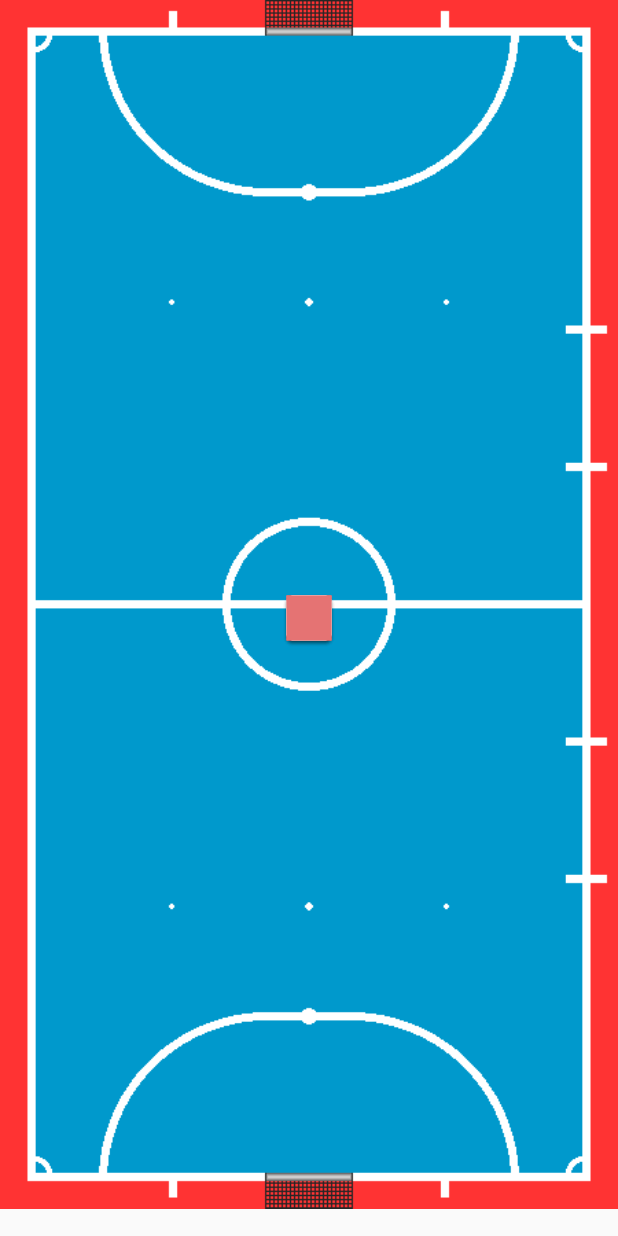
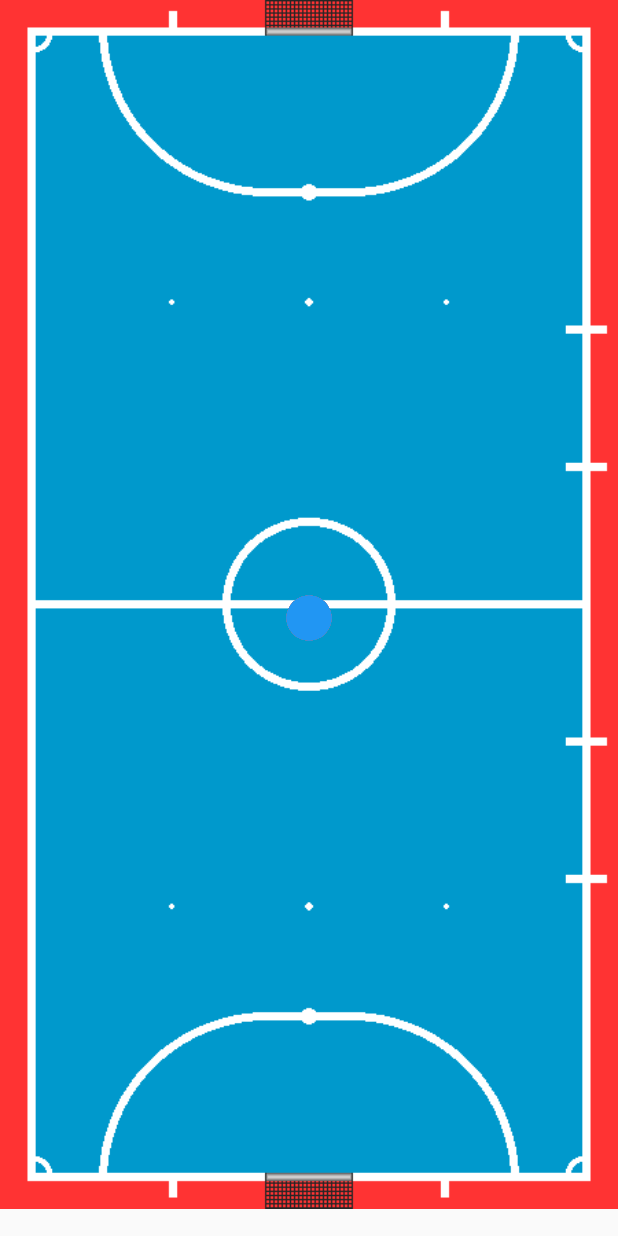
Before and after one commit to carolkrroo/scout, a Flutter app: the screen it shows after launch, on a phone screen of 412 x 824 dp. Run offline on Flutter 3.47's test engine with Material 2 defaults, Android fonts, the light colour scheme and no system bars.

Commit message:
create draggable card widget

```diff
--- a/lib/main.dart
+++ b/lib/main.dart
@@ -1,5 +1,5 @@
 import 'package:flutter/material.dart';
-import 'package:flutter/physics.dart';
+import 'package:scout/widgets/draggable_card.dart';
 
 main() {
   runApp(MaterialApp(home: PhysicsCardDragDemo()));
@@ -12,114 +12,15 @@ class PhysicsCardDragDemo extends StatelessWidget {
         // appBar: AppBar(),
         body: Stack(children: <Widget>[
       Image(image: AssetImage('assets/img/FutsalPitch.png')),
-      DraggableCard(),
-      DraggableCard(),
-      DraggableCard(),
+      DraggableCard(color: Colors.white),
+      DraggableCard(color: Colors.red),
+      DraggableCard(color: Colors.red),
+      DraggableCard(color: Colors.red),
+      DraggableCard(color: Colors.red),
+      DraggableCard(color: Colors.blue),
+      DraggableCard(color: Colors.blue),
+      DraggableCard(color: Colors.blue),
+      DraggableCard(color: Colors.blue),
     ]));
   }
 }
-
-/// A draggable card that moves back to [Alignment.center] when it's
-/// released.
-class DraggableCard extends StatefulWidget {
-  final Widget child = Container(
-    width: 30,
-    height: 30,
-    decoration: BoxDecoration(
-      color: Colors.red[300],
-      border: Border.all(
-        color: Colors.transparent,
-        width: 2,
-      ),
-    ),
-  );
-  // DraggableCard({this.child});
-
-  @override
-  _DraggableCardState createState() => _DraggableCardState();
-}
-
-class _DraggableCardState extends State<DraggableCard>
-    with SingleTickerProviderStateMixin {
-  AnimationController _controller;
-
-  /// The alignment of the card as it is dragged or being animated.
-  ///
-  /// While the card is being dragged, this value is set to the values computed
-  /// in the GestureDetector onPanUpdate callback. If the animation is running,
-  /// this value is set to the value of the [_animation].
-  Alignment _dragAlignment = Alignment.center;
-
-  Animation<Alignment> _animation;
-
-  /// Calculates and runs a [SpringSimulation].
-  void _runAnimation(Offset pixelsPerSecond, Size size) {
-    _animation = _controller.drive(
-      AlignmentTween(
-        begin: _dragAlignment,
-        end: Alignment.center,
-      ),
-    );
-    // Calculate the velocity relative to the unit interval, [0,1],
-    // used by the animation controller.
-    final unitsPerSecondX = pixelsPerSecond.dx / size.width;
-    final unitsPerSecondY = pixelsPerSecond.dy / size.height;
-    final unitsPerSecond = Offset(unitsPerSecondX, unitsPerSecondY);
-    final unitVelocity = unitsPerSecond.distance;
-
-    const spring = SpringDescription(
-      mass: 30,
-      stiffness: 1,
-      damping: 1,
-    );
-
-    final simulation = SpringSimulation(spring, 0, 1, -unitVelocity);
-
-    _controller.animateWith(simulation);
-  }
-
-  @override
-  void initState() {
-    super.initState();
-    _controller = AnimationController(vsync: this);
-
-    _controller.addListener(() {
-      setState(() {
-        _dragAlignment = _animation.value;
-      });
-    });
-  }
-
-  @override
-  void dispose() {
-    _controller.dispose();
-    super.dispose();
-  }
-
-  @override
-  Widget build(BuildContext context) {
-    final size = MediaQuery.of(context).size;
-    return GestureDetector(
-      onPanDown: (details) {
-        _controller.stop();
-      },
-      onPanUpdate: (details) {
-        setState(() {
-          _dragAlignment += Alignment(
-            details.delta.dx / (size.width / 2),
-            details.delta.dy / (size.height / 2),
-          );
-        });
-      },
-      // onPanEnd: (details) {
-      //   _runAnimation(details.velocity.pixelsPerSecond, size);
-      // },
-      child: Align(
-        alignment: _dragAlignment,
-        child: Card(
-          child: widget.child,
-        ),
-      ),
-    );
-  }
-}
--- /dev/null
+++ b/lib/widgets/draggable_card.dart
@@ -0,0 +1,90 @@
+import 'package:flutter/material.dart';
+
+class DraggableCard extends StatefulWidget {
+  const DraggableCard({this.color});
+  final Color color;
+
+  @override
+  DraggableCardState createState() {
+    return new DraggableCardState();
+  }
+}
+
+class DraggableCardState extends State<DraggableCard>
+    with SingleTickerProviderStateMixin {
+  AnimationController _controller;
+  Alignment _dragAlignment = Alignment.center;
+  Animation<Alignment> _animation;
+  bool _selected = false;
+
+  @override
+  void initState() {
+    super.initState();
+    _controller = AnimationController(vsync: this);
+
+    _controller.addListener(() {
+      setState(() {
+        _selected = _selected;
+        _dragAlignment = _animation.value;
+      });
+    });
+  }
+
+  @override
+  void dispose() {
+    _controller.dispose();
+    super.dispose();
+  }
+
+  @override
+  Widget build(BuildContext context) {
+    final size = MediaQuery.of(context).size;
+
+    return GestureDetector(
+      onPanDown: (details) {
+        _controller.stop();
+        setState(() {
+          _selected = true;
+        });
+      },
+      onPanUpdate: (details) {
+        setState(() {
+          _selected = true;
+          _dragAlignment += Alignment(
+            details.delta.dx / (size.width / 2),
+            details.delta.dy / (size.height / 2),
+          );
+        });
+      },
+      onPanEnd: (details) {
+        setState(() {
+          _selected = false;
+        });
+      },
+      child: Align(
+        alignment: _dragAlignment,
+        child: Card(
+            color: widget.color,
+            shape: StadiumBorder(
+              side: BorderSide(
+                color:
+                    _selected ? darken(widget.color, 40) : Colors.transparent,
+                width: 2.0,
+              ),
+            ),
+            elevation: _selected ? 5 : 0,
+            child: Container(
+              width: 30,
+              height: 30,
+            )),
+      ),
+    );
+  }
+
+  Color darken(Color c, [int percent = 10]) {
+    assert(1 <= percent && percent <= 100);
+    var f = 1 - percent / 100;
+    return Color.fromARGB(c.alpha, (c.red * f).round(), (c.green * f).round(),
+        (c.blue * f).round());
+  }
+}
```
